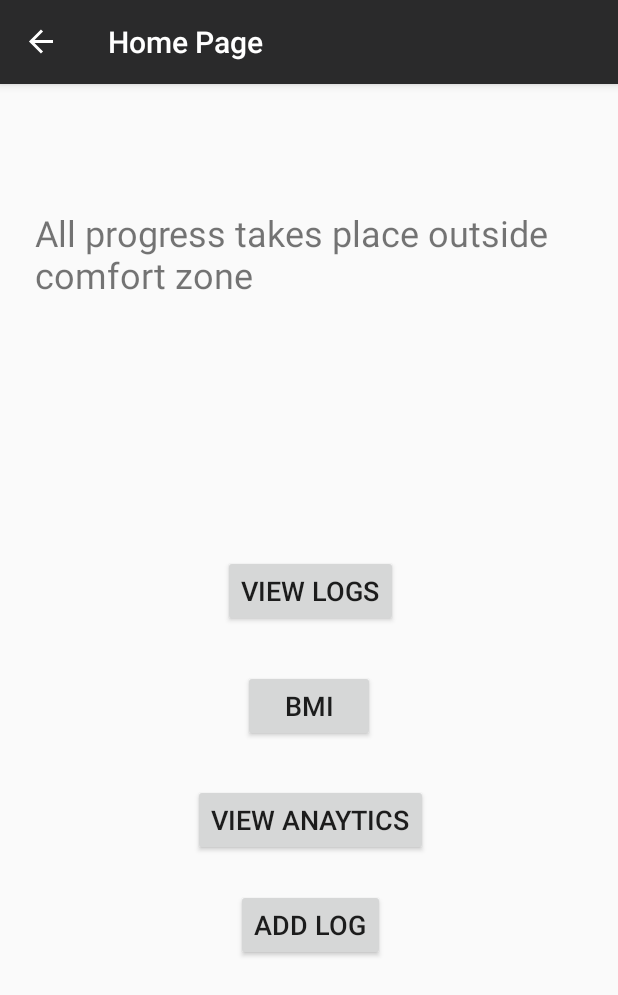
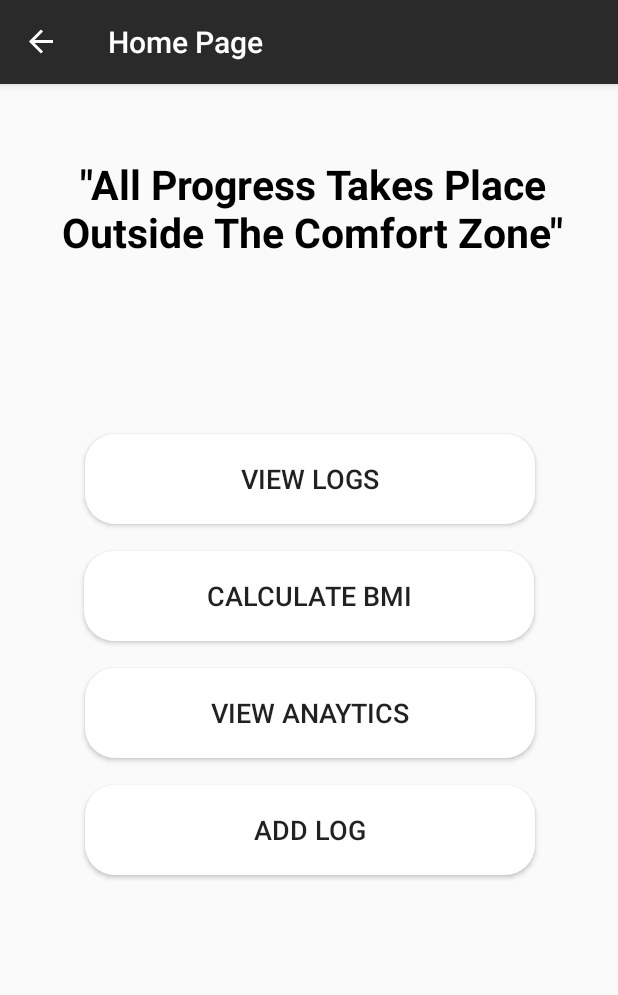
Before and after one commit to NishitAmin/Fit_App, an Android app: the AppFragment screen opened through its navigation route, on a phone screen of 412 x 824 dp. Shown: the top 995 px of the screen. Run offline under Robolectric (Android 15) with nearby library versions, the phone set to English and light mode, and no system bars; our stand-ins replace data binding, navigation-ui.

Commit message:
UI updated.

```diff
--- a/app/src/main/java/org/rohan/patel/finalprojectandroid/Fragments/SignUpFragment.kt
+++ b/app/src/main/java/org/rohan/patel/finalprojectandroid/Fragments/SignUpFragment.kt
@@ -34,9 +34,7 @@ class SignUpFragment: Fragment() {
         binding.btnRegister.setOnClickListener {
             if(binding.editTextName.text.trim().length>0 && binding.editTextEmail.text.trim().length>0 && binding.editTextPassword.text.trim().length>0 && binding.checkBoxTerms.isChecked==true){
                 val newUser = LoginEntity(0, editTextName.text.toString(), editTextEmail.text.toString(), editTextPassword.text.toString())
-                doAsync {
-                    loginDao.userRegistration(newUser)
-                }
+                loginDao.userRegistration(newUser)
                 Toast.makeText(activity, "Registered!", Toast.LENGTH_SHORT).show()
                 view?.findNavController()?.navigate(R.id.action_signUpFragment_to_homeScreenFragment)
             }else{
--- /dev/null
+++ b/app/src/main/res/drawable/custom_button_white.xml
@@ -0,0 +1,8 @@
+<?xml version="1.0" encoding="utf-8"?>
+<shape xmlns:android="http://schemas.android.com/apk/res/android"
+    android:shape="rectangle">
+
+    <solid android:color="#FFFFFF" />
+    <corners android:radius="20dp" />
+
+</shape>
--- a/app/src/main/res/layout/app_screen.xml
+++ b/app/src/main/res/layout/app_screen.xml
@@ -10,66 +10,73 @@
 
     <TextView
         android:id="@+id/textView6"
-        android:layout_width="372dp"
-        android:layout_height="65dp"
-        android:text="All progress takes place outside comfort zone"
-        android:textSize="24sp"
-        app:layout_constraintBottom_toBottomOf="parent"
+        android:layout_width="374dp"
+        android:layout_height="86dp"
+        android:layout_marginTop="48dp"
+        android:text='"All Progress Takes Place Outside The Comfort Zone"'
+        android:textAlignment="center"
+        android:textColor="@android:color/black"
+        android:textSize="27sp"
+        android:textStyle="bold"
         app:layout_constraintEnd_toEndOf="parent"
-        app:layout_constraintHorizontal_bias="0.589"
+        app:layout_constraintHorizontal_bias="0.567"
         app:layout_constraintStart_toStartOf="parent"
-        app:layout_constraintTop_toTopOf="parent"
-        app:layout_constraintVertical_bias="0.118" />
+        app:layout_constraintTop_toTopOf="parent" />
 
     <Button
         android:id="@+id/buttonViewLogs"
-        android:layout_width="wrap_content"
-        android:layout_height="wrap_content"
+        android:layout_width="300sp"
+        android:layout_height="60sp"
+        android:layout_marginTop="99dp"
+        android:background="@drawable/custom_button_white"
+        android:shadowColor="#100C0C"
         android:text="View Logs"
+        android:textAlignment="center"
         android:textSize="18sp"
-        app:layout_constraintBottom_toBottomOf="parent"
+        app:layout_constraintEnd_toEndOf="parent"
+        app:layout_constraintHorizontal_bias="0.504"
+        app:layout_constraintStart_toStartOf="parent"
+        app:layout_constraintTop_toBottomOf="@+id/textView6" />
+
+    <Button
+        android:id="@+id/buttonCalculateBMI"
+        android:layout_width="300sp"
+        android:layout_height="60sp"
+        android:layout_marginTop="18dp"
+        android:text="Calculate BMI"
+        android:textAlignment="center"
+        android:textSize="18sp"
+        android:background="@drawable/custom_button_white"
+        app:layout_constraintEnd_toEndOf="parent"
+        app:layout_constraintStart_toStartOf="parent"
+        app:layout_constraintTop_toBottomOf="@+id/buttonViewLogs" />
+
+    <Button
+        android:id="@+id/buttonViewAnalytics"
+        android:layout_width="300sp"
+        android:layout_height="60sp"
+        android:layout_marginTop="18dp"
+        android:text="View Anaytics"
+        android:textAlignment="center"
+        android:textSize="18sp"
+        app:layout_constraintEnd_toEndOf="parent"
+        android:background="@drawable/custom_button_white"
+        app:layout_constraintHorizontal_bias="0.503"
+        app:layout_constraintStart_toStartOf="parent"
+        app:layout_constraintTop_toBottomOf="@+id/buttonCalculateBMI" />
+
+    <Button
+        android:id="@+id/buttonAddLog"
+        android:layout_width="300sp"
+        android:layout_height="60sp"
+        android:layout_marginTop="18dp"
+        android:text="Add log"
+        android:textAlignment="center"
+        android:textSize="18sp"
+        android:background="@drawable/custom_button_white"
         app:layout_constraintEnd_toEndOf="parent"
         app:layout_constraintHorizontal_bias="0.503"
         app:layout_constraintStart_toStartOf="parent"
-        app:layout_constraintTop_toTopOf="parent"
-        app:layout_constraintVertical_bias="0.436" />
-
-    <Button
-        android:id="@+id/buttonCalculateBMI"
-        android:layout_width="wrap_content"
-        android:layout_height="wrap_content"
-        android:text="BMI"
-        android:textSize="18sp"
-        app:layout_constraintBottom_toBottomOf="parent"
-        app:layout_constraintEnd_toEndOf="parent"
-        app:layout_constraintStart_toStartOf="parent"
-        app:layout_constraintTop_toTopOf="parent"
-        app:layout_constraintVertical_bias="0.543" />
-
-    <Button
-        android:id="@+id/buttonViewAnalytics"
-        android:layout_width="wrap_content"
-        android:layout_height="wrap_content"
-        android:text="View Anaytics"
-        android:textSize="18sp"
-        app:layout_constraintBottom_toBottomOf="parent"
-        app:layout_constraintEnd_toEndOf="parent"
-        app:layout_constraintHorizontal_bias="0.503"
-        app:layout_constraintStart_toStartOf="parent"
-        app:layout_constraintTop_toTopOf="parent"
-        app:layout_constraintVertical_bias="0.648" />
-
-    <Button
-        android:id="@+id/buttonAddLog"
-        android:layout_width="wrap_content"
-        android:layout_height="wrap_content"
-        android:text="Add log"
-        android:textSize="18sp"
-        app:layout_constraintBottom_toBottomOf="parent"
-        app:layout_constraintEnd_toEndOf="parent"
-        app:layout_constraintHorizontal_bias="0.503"
-        app:layout_constraintStart_toStartOf="parent"
-        app:layout_constraintTop_toTopOf="parent"
-        app:layout_constraintVertical_bias="0.745" />
+        app:layout_constraintTop_toBottomOf="@+id/buttonViewAnalytics" />
 </androidx.constraintlayout.widget.ConstraintLayout>
 </layout>
--- a/app/src/main/res/layout/home_screen.xml
+++ b/app/src/main/res/layout/home_screen.xml
@@ -25,7 +25,7 @@
     <Button
         android:id="@+id/buttonGetStarted"
         android:layout_width="250dp"
-        android:background="@drawable/custom_button_lightblue"
+        android:background="@drawable/custom_button_grad_new"
         android:layout_height="60dp"
         android:layout_marginTop="28dp"
         android:text="Sign Up"
@@ -44,7 +44,7 @@
         android:text="Login"
         android:textAllCaps="false"
         android:textColor="#FFFFFF"
-        android:background="@drawable/custom_button_lightblue"
+        android:background="@drawable/custom_button_grad_new"
         app:layout_constraintEnd_toEndOf="parent"
         app:layout_constraintHorizontal_bias="0.503"
         android:textSize="20sp"
```
Also changed, not shown: app/src/main/res/drawable/custom_button_grad_new.xml (added, +9 -0 lines), app/src/main/res/drawable/custom_splash_screen.xml (added, +9 -0 lines), app/src/main/res/layout/bmi_screen.xml (+5 -2 lines), app/src/main/res/layout/fragment_log_exercise.xml (+14 -8 lines), app/src/main/res/layout/login_screen.xml (+11 -11 lines), app/src/main/res/layout/register_screen.xml (+54 -60 lines), app/src/main/res/drawable/login.jpg (added), app/src/main/res/drawable/signup.jpg (added).
